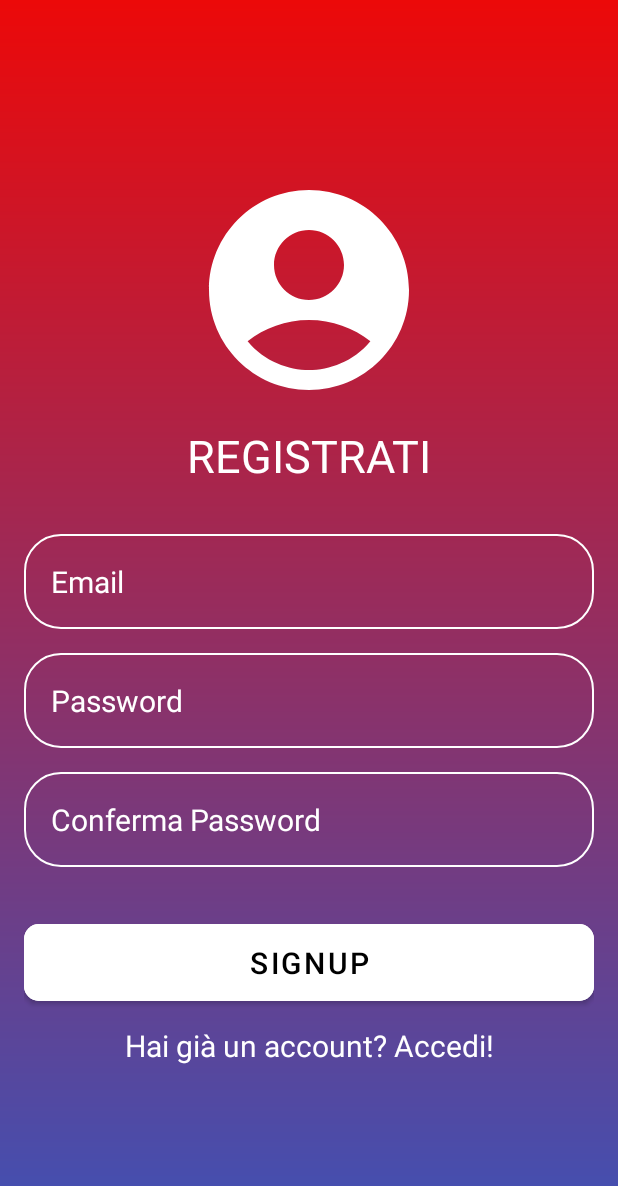
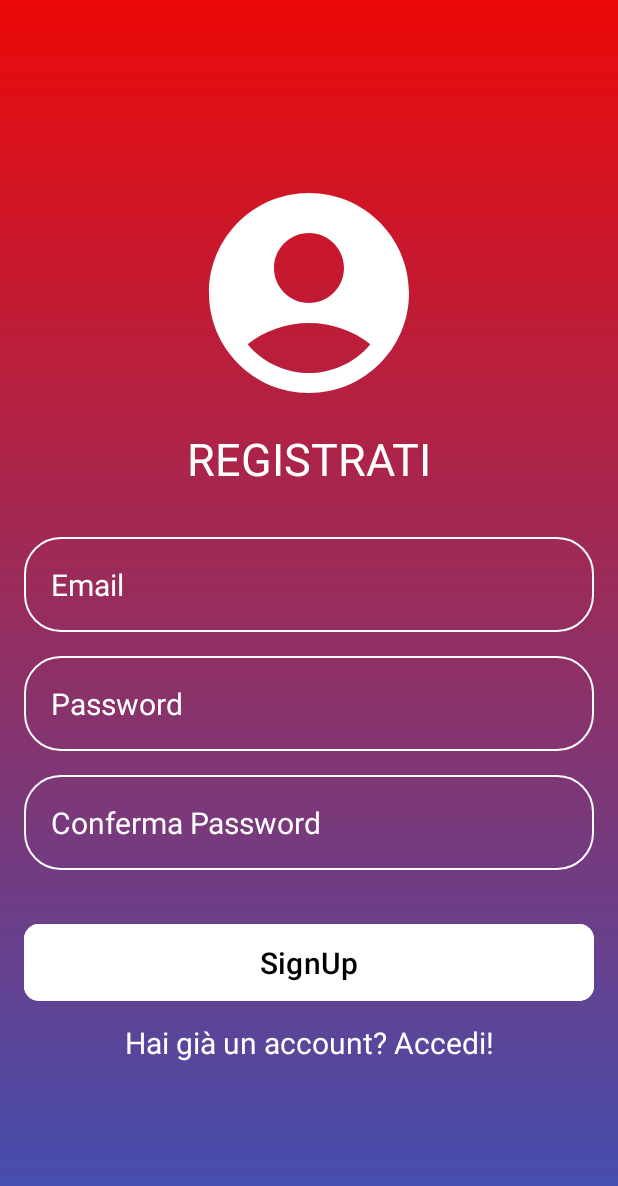
Before and after one commit to andreamu02/PSE-AI-Project, an Android app: the SignUpActivity screen opened directly, with no data from a screen before it, on a phone screen of 412 x 824 dp. Shown: the top 1186 px of the screen. Run offline under Robolectric (Android 15) with nearby library versions, the phone set to English and light mode, and no system bars; our stand-ins replace Firebase (no records; nobody signed in at launch, a user with empty details on screens opened directly).

Commit message:
merged branches works together

```diff
--- a/app/src/main/AndroidManifest.xml
+++ b/app/src/main/AndroidManifest.xml
@@ -10,7 +10,7 @@
         android:roundIcon="@mipmap/ic_launcher_round"
         android:label="@string/app_name"
         android:supportsRtl="true"
-        android:theme="@style/Theme.PSEAIProject">
+        android:theme="@style/Theme.Material3.Dark.NoActionBar">
         <activity android:name=".SignInActivity"
             android:exported="true">
         <intent-filter>
--- a/app/src/main/java/it/unipd/dei/pseaiproject/CustomSpinnerAdapter.kt
+++ b/app/src/main/java/it/unipd/dei/pseaiproject/CustomSpinnerAdapter.kt
@@ -1,4 +1,4 @@
-package com.example.progetto
+package it.unipd.dei.pseaiproject
 
 import android.content.Context
 import android.view.LayoutInflater
@@ -8,6 +8,7 @@
 import android.widget.ImageView
 import android.widget.TextView
 import androidx.core.content.ContextCompat
+import it.unipd.dei.pseaiproject.R
 
 class CustomSpinnerAdapter(context: Context, private val data: List<SpinnerItem>, private val textColor: Int) :
     ArrayAdapter<SpinnerItem>(context, 0, data) {
--- a/app/src/main/java/it/unipd/dei/pseaiproject/SpinnerItem.kt
+++ b/app/src/main/java/it/unipd/dei/pseaiproject/SpinnerItem.kt
@@ -1,3 +1,3 @@
-package com.example.progetto
+package it.unipd.dei.pseaiproject
 
 data class SpinnerItem(val icon: Int, val text: String)
--- a/app/src/main/res/values-night/themes.xml
+++ b/app/src/main/res/values-night/themes.xml
@@ -1,16 +1,27 @@
 <resources xmlns:tools="http://schemas.android.com/tools">
     <!-- Base application theme. -->
-    <style name="Theme.PSEAIProject" parent="Theme.MaterialComponents.DayNight.NoActionBar">
-        <!-- Primary brand color. -->
-        <item name="colorPrimary">@color/purple_200</item>
-        <item name="colorPrimaryVariant">@color/purple_700</item>
-        <item name="colorOnPrimary">@color/black</item>
-        <!-- Secondary brand color. -->
-        <item name="colorSecondary">@color/teal_200</item>
-        <item name="colorSecondaryVariant">@color/teal_200</item>
-        <item name="colorOnSecondary">@color/black</item>
-        <!-- Status bar color. -->
-        <item name="android:statusBarColor">?attr/colorPrimaryVariant</item>
-        <!-- Customize your theme here. -->
+    <style name="DarkStyle" parent="Theme.AppCompat.DayNight.NoActionBar">
+        <item name="android:background">@color/black</item>
+        <item name="colorPrimary">@color/ametista</item>
+        <item name="colorPrimaryDark">@color/black</item>
+        <item name="colorAccent">@color/colorAccent</item>
+
+        <!-- Stile del testo -->
+        <item name="android:textColor">@color/white</item>
+
+        <!-- Stile dei pulsanti -->
+        <item name="buttonStyle">@style/CustomButtonDark</item>
+    </style>
+    <!-- Stile personalizzato per i pulsanti -->
+    <style name="CustomButtonDark" parent="Widget.AppCompat.Button">
+        <item name="android:textColor">@color/white</item>
+        <item name="android:padding">10dp</item>
+    </style>
+
+    <style name="CustomToolbar" parent="Widget.AppCompat.Toolbar">
+        <item name="titleTextColor">@color/ametista</item>
+        <item name="subtitleTextColor">@color/ametista</item>
+        <item name="android:textColorPrimary">@color/ametista</item>
+        <item name="android:textColorSecondary">@color/ametista</item>
     </style>
 </resources>
--- a/app/src/main/res/values/themes.xml
+++ b/app/src/main/res/values/themes.xml
@@ -1,16 +1,20 @@
 <resources xmlns:tools="http://schemas.android.com/tools">
-    <!-- Base application theme. -->
-    <style name="Theme.PSEAIProject" parent="Theme.MaterialComponents.DayNight.NoActionBar">
-        <!-- Primary brand color. -->
-        <item name="colorPrimary">@color/purple_500</item>
-        <item name="colorPrimaryVariant">@color/purple_700</item>
-        <item name="colorOnPrimary">@color/white</item>
-        <!-- Secondary brand color. -->
-        <item name="colorSecondary">@color/teal_200</item>
-        <item name="colorSecondaryVariant">@color/teal_700</item>
-        <item name="colorOnSecondary">@color/black</item>
-        <!-- Status bar color. -->
-        <item name="android:statusBarColor">?attr/colorPrimaryVariant</item>
-        <!-- Customize your theme here. -->
+    <style name="LightStyle" parent="Theme.AppCompat.Light.NoActionBar">
+        <item name="android:background">@color/white</item>
+        <item name="colorPrimary">@color/green</item>
+        <item name="colorPrimaryDark">@color/lightGrey</item>
+        <item name="colorAccent">@color/colorAccent</item>
+
+        <!-- Stile del testo -->
+        <item name="android:textColor">@color/black</item>
+
+        <!-- Stile dei pulsanti -->
+        <item name="buttonStyle">@style/CustomButtonLight</item>
     </style>
+
+    <style name="CustomButtonLight" parent="Widget.AppCompat.Button">
+        <item name="android:textColor">@color/black</item>
+        <item name="android:padding">10dp</item>
+    </style>
+
 </resources>
```
Also changed, not shown: app/src/main/java/it/unipd/dei/pseaiproject/MainActivity.kt (+14 -23 lines), app/src/main/res/values/styles.xml (deleted, +0 -45 lines).
